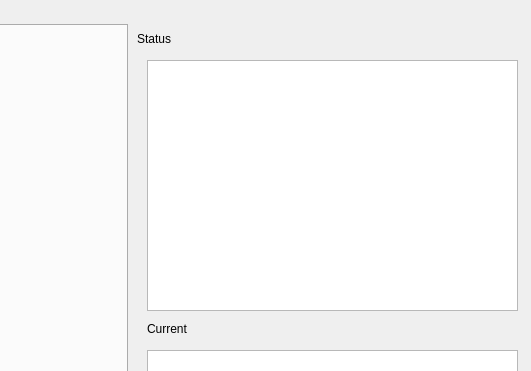
The window that basic.ui (arjun1299/PancreasGUI) describes before a commit, drawn with Qt 5; both pictures show x 473 to 1004 and y 0 to 371 of the 1004 by 594 pixel window.
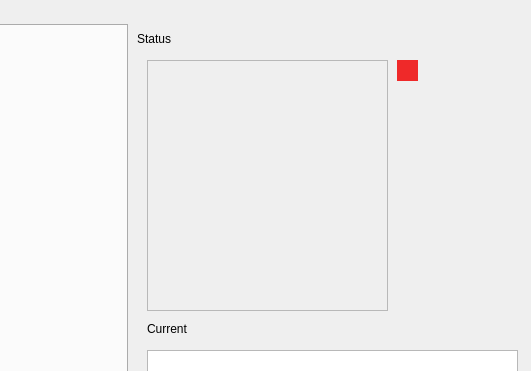
The same window after the commit.

Commit message: Status indicator added, check for UART implemented

Patch:
```diff
--- a/basic.ui
+++ b/basic.ui
@@ -361,10 +361,13 @@
      <rect>
       <x>620</x>
       <y>60</y>
-      <width>371</width>
+      <width>241</width>
       <height>251</height>
      </rect>
     </property>
+    <property name="styleSheet">
+     <string notr="true">background-color: rgb(239, 239, 239);</string>
+    </property>
     <property name="readOnly">
      <bool>true</bool>
     </property>
@@ -429,6 +432,116 @@
      <string>Current</string>
     </property>
    </widget>
+   <widget class="QLabel" name="connectionStatusLbl">
+    <property name="geometry">
+     <rect>
+      <x>870</x>
+      <y>60</y>
+      <width>21</width>
+      <height>21</height>
+     </rect>
+    </property>
+    <property name="palette">
+     <palette>
+      <active>
+       <colorrole role="Button">
+        <brush brushstyle="SolidPattern">
+         <color alpha="255">
+          <red>239</red>
+          <green>41</green>
+          <blue>41</blue>
+         </color>
+        </brush>
+       </colorrole>
+       <colorrole role="Base">
+        <brush brushstyle="SolidPattern">
+         <color alpha="255">
+          <red>239</red>
+          <green>41</green>
+          <blue>41</blue>
+         </color>
+        </brush>
+       </colorrole>
+       <colorrole role="Window">
+        <brush brushstyle="SolidPattern">
+         <color alpha="255">
+          <red>239</red>
+          <green>41</green>
+          <blue>41</blue>
+         </color>
+        </brush>
+       </colorrole>
+      </active>
+      <inactive>
+       <colorrole role="Button">
+        <brush brushstyle="SolidPattern">
+         <color alpha="255">
+          <red>239</red>
+          <green>41</green>
+          <blue>41</blue>
+         </color>
+        </brush>
+       </colorrole>
+       <colorrole role="Base">
+        <brush brushstyle="SolidPattern">
+         <color alpha="255">
+          <red>239</red>
+          <green>41</green>
+          <blue>41</blue>
+         </color>
+        </brush>
+       </colorrole>
+       <colorrole role="Window">
+        <brush brushstyle="SolidPattern">
+         <color alpha="255">
+          <red>239</red>
+          <green>41</green>
+          <blue>41</blue>
+         </color>
+        </brush>
+       </colorrole>
+      </inactive>
+      <disabled>
+       <colorrole role="Button">
+        <brush brushstyle="SolidPattern">
+         <color alpha="255">
+          <red>239</red>
+          <green>41</green>
+          <blue>41</blue>
+         </color>
+        </brush>
+       </colorrole>
+       <colorrole role="Base">
+        <brush brushstyle="SolidPattern">
+         <color alpha="255">
+          <red>239</red>
+          <green>41</green>
+          <blue>41</blue>
+         </color>
+        </brush>
+       </colorrole>
+       <colorrole role="Window">
+        <brush brushstyle="SolidPattern">
+         <color alpha="255">
+          <red>239</red>
+          <green>41</green>
+          <blue>41</blue>
+         </color>
+        </brush>
+       </colorrole>
+      </disabled>
+     </palette>
+    </property>
+    <property name="autoFillBackground">
+     <bool>false</bool>
+    </property>
+    <property name="styleSheet">
+     <string notr="true">background-color: rgb(239, 41, 41)</string>
+    </property>
+    <property name="text">
+     <string/>
+    </property>
+   </widget>
   </widget>
   <widget class="QMenuBar" name="menubar">
    <property name="geometry">
```
The commit also changes 7 other files.
